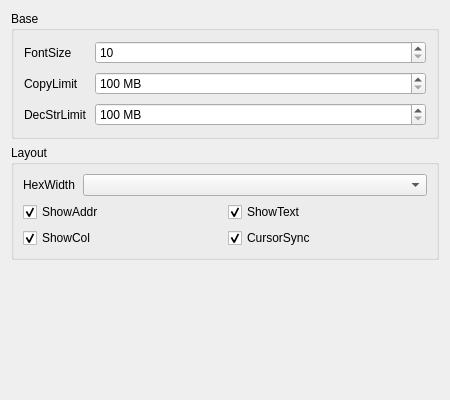
The window that src/settings/editorsettingdialog.ui (Wing-summer/WingHexExplorer2) describes before a commit, drawn with Qt 5.
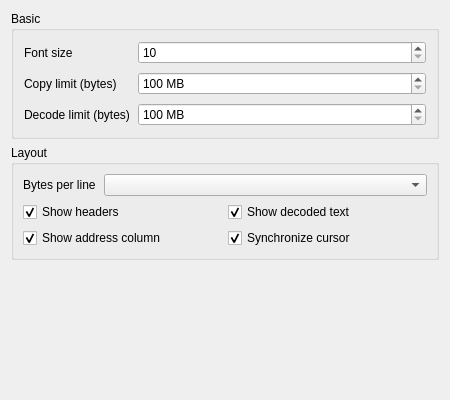
The same window after the commit.

Diff of the .ui file:
```diff
--- a/src/settings/editorsettingdialog.ui
+++ b/src/settings/editorsettingdialog.ui
@@ -32,7 +32,7 @@
       </sizepolicy>
      </property>
      <property name="title">
-      <string>Base</string>
+      <string>Basic</string>
      </property>
      <layout class="QFormLayout" name="formLayout">
       <property name="sizeConstraint">
@@ -59,7 +59,7 @@
       <item row="0" column="0">
        <widget class="QLabel" name="label">
         <property name="text">
-         <string>FontSize</string>
+         <string>Font size</string>
         </property>
        </widget>
       </item>
@@ -76,7 +76,7 @@
       <item row="1" column="0">
        <widget class="QLabel" name="label_3">
         <property name="text">
-         <string>CopyLimit</string>
+         <string>Copy limit (bytes)</string>
         </property>
        </widget>
       </item>
@@ -109,7 +109,7 @@
       <item row="2" column="0">
        <widget class="QLabel" name="label_4">
         <property name="text">
-         <string>DecStrLimit</string>
+         <string>Decode limit (bytes)</string>
         </property>
        </widget>
       </item>
@@ -142,7 +142,7 @@
         <item row="0" column="0">
          <widget class="QLabel" name="lblHexWidth">
           <property name="text">
-           <string>HexWidth</string>
+           <string>Bytes per line</string>
           </property>
          </widget>
         </item>
@@ -156,7 +156,7 @@
         <item row="0" column="0">
          <widget class="QCheckBox" name="cbShowaddr">
           <property name="text">
-           <string>ShowAddr</string>
+           <string>Show headers</string>
           </property>
           <property name="checked">
            <bool>true</bool>
@@ -166,7 +166,7 @@
         <item row="0" column="1">
          <widget class="QCheckBox" name="cbShowtext">
           <property name="text">
-           <string>ShowText</string>
+           <string>Show decoded text</string>
           </property>
           <property name="checked">
            <bool>true</bool>
@@ -176,7 +176,7 @@
         <item row="1" column="0">
          <widget class="QCheckBox" name="cbShowcol">
           <property name="text">
-           <string>ShowCol</string>
+           <string>Show address column</string>
           </property>
           <property name="checked">
            <bool>true</bool>
@@ -186,7 +186,7 @@
         <item row="1" column="1">
          <widget class="QCheckBox" name="cbCursorSync">
           <property name="text">
-           <string>CursorSync</string>
+           <string>Synchronize cursor</string>
           </property>
           <property name="checked">
            <bool>true</bool>
```
